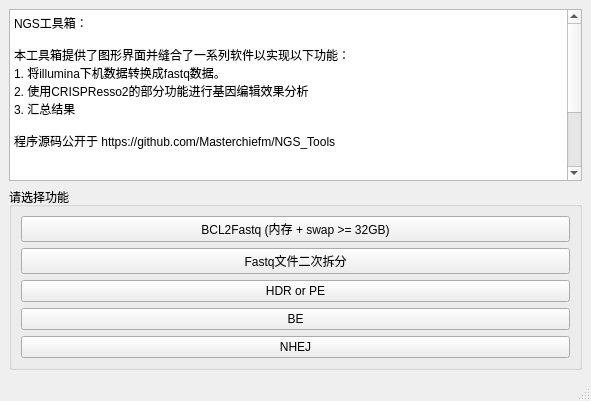
The window that gui_NGS_Tools.ui (Masterchiefm/NGS_Tools) describes before a commit, drawn with Qt 5.
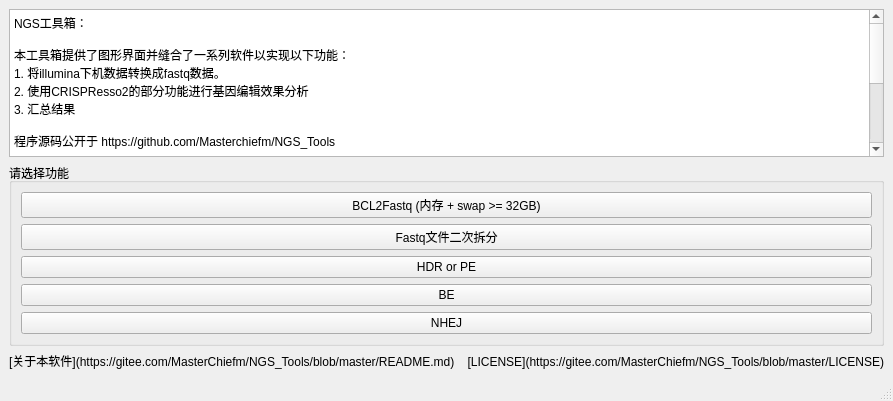
The same window after the commit.

The edit to the form file:
```diff
--- a/gui_NGS_Tools.ui
+++ b/gui_NGS_Tools.ui
@@ -81,6 +81,25 @@
       </layout>
      </widget>
     </item>
+    <item>
+     <widget class="QLabel" name="label">
+      <property name="text">
+       <string>[关于本软件](https://gitee.com/MasterChiefm/NGS_Tools/blob/master/README.md)    [LICENSE](https://gitee.com/MasterChiefm/NGS_Tools/blob/master/LICENSE)</string>
+      </property>
+      <property name="textFormat">
+       <enum>Qt::MarkdownText</enum>
+      </property>
+      <property name="alignment">
+       <set>Qt::AlignRight|Qt::AlignTrailing|Qt::AlignVCenter</set>
+      </property>
+      <property name="openExternalLinks">
+       <bool>true</bool>
+      </property>
+      <property name="textInteractionFlags">
+       <set>Qt::TextBrowserInteraction</set>
+      </property>
+     </widget>
+    </item>
    </layout>
   </widget>
   <widget class="QMenuBar" name="menubar">
```
Left out of the diff: 2 changed lines with no effect on the pictures.
